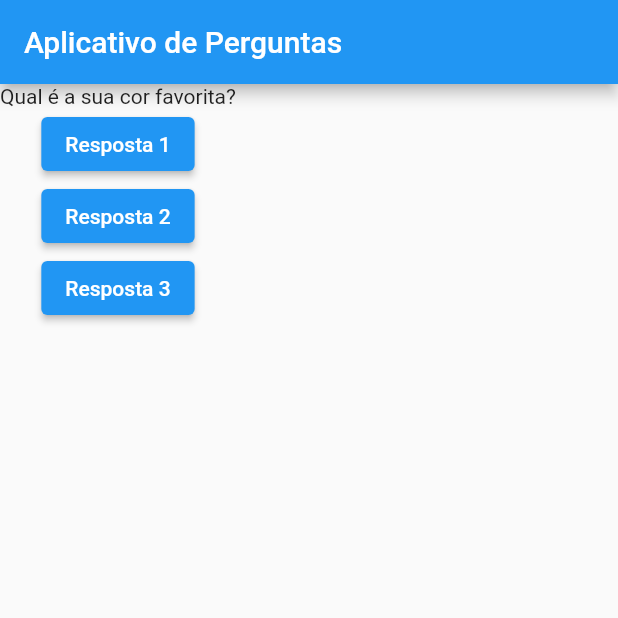
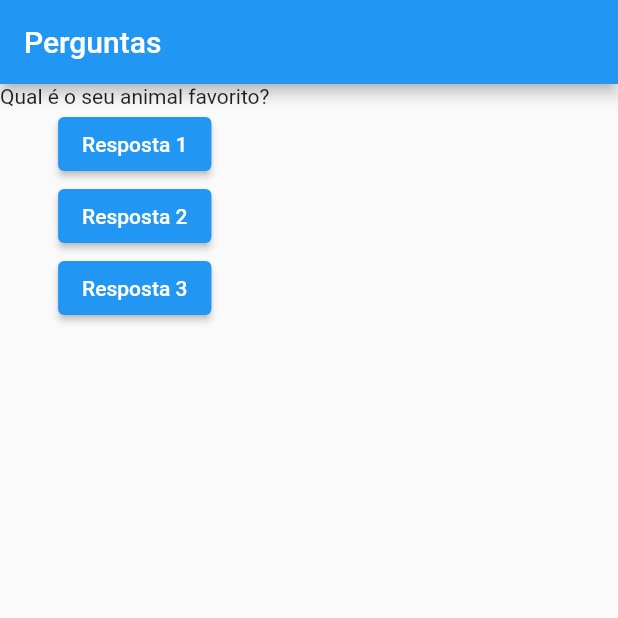
Before and after one commit to leowvazd/curso-flutter, a Flutter app: the screen it shows after launch, after a tap on "Resposta 1", on a phone screen of 412 x 824 dp, the top half of it. Run offline on Flutter 3.47's test engine with Material 2 defaults, Android fonts, the phone set to English and light mode, and no system bars.

Commit message:
class 40 done

```diff
--- a/projeto_perguntas/lib/main.dart
+++ b/projeto_perguntas/lib/main.dart
@@ -1,44 +1,56 @@
-import 'dart:io';
-
 import 'package:flutter/material.dart';
 
-main() => runApp(PerguntaApp());
+void main() => runApp(const PerguntaApp());
 
-class PerguntaApp extends StatelessWidget {
-  PerguntaApp({super.key});
+class PerguntaAppState extends State<PerguntaApp> {
+  var perguntaSelecionada = 0;
 
   void responder() {
-    print("Pergunta 1 respondida!");
+    setState(() {
+      perguntaSelecionada++;
+    });
+    print(perguntaSelecionada);
   }
-
-  final perguntas = [
-    'Qual é a sua cor favorita?',
-    'Qual é o seu animal favorito?'
-  ];
 
   @override
   Widget build(BuildContext context) {
+    final perguntas = [
+      'Qual é a sua cor favorita?',
+      'Qual é o seu animal favorito?',
+    ];
+
     return MaterialApp(
       home: Scaffold(
         appBar: AppBar(
-          title: const Text("Aplicativo de Perguntas"),
+          title: const Text('Perguntas'),
         ),
         body: Column(
           children: [
-            Text(perguntas[0]),
+            Text(perguntas[perguntaSelecionada]),
             ElevatedButton(
-                onPressed: responder, child: const Text('Resposta 1')),
+              onPressed: responder,
+              child: const Text('Resposta 1'),
+            ),
             ElevatedButton(
-                onPressed: () {
-                  print("Pergunta 2 respondida!");
-                },
-                child: const Text('Resposta 2')),
+              onPressed: responder,
+              child: const Text('Resposta 2'),
+            ),
             ElevatedButton(
-                onPressed: () => print("Pergunta 3 respondida!"),
-                child: const Text('Resposta 3'))
+              onPressed: responder,
+              child: const Text('Resposta 3'),
+            ),
           ],
         ),
       ),
     );
   }
 }
+
+class PerguntaApp extends StatefulWidget {
+  const PerguntaApp({super.key});
+
+  @override
+  PerguntaAppState createState() {
+    return PerguntaAppState();
+  }
+}
```
